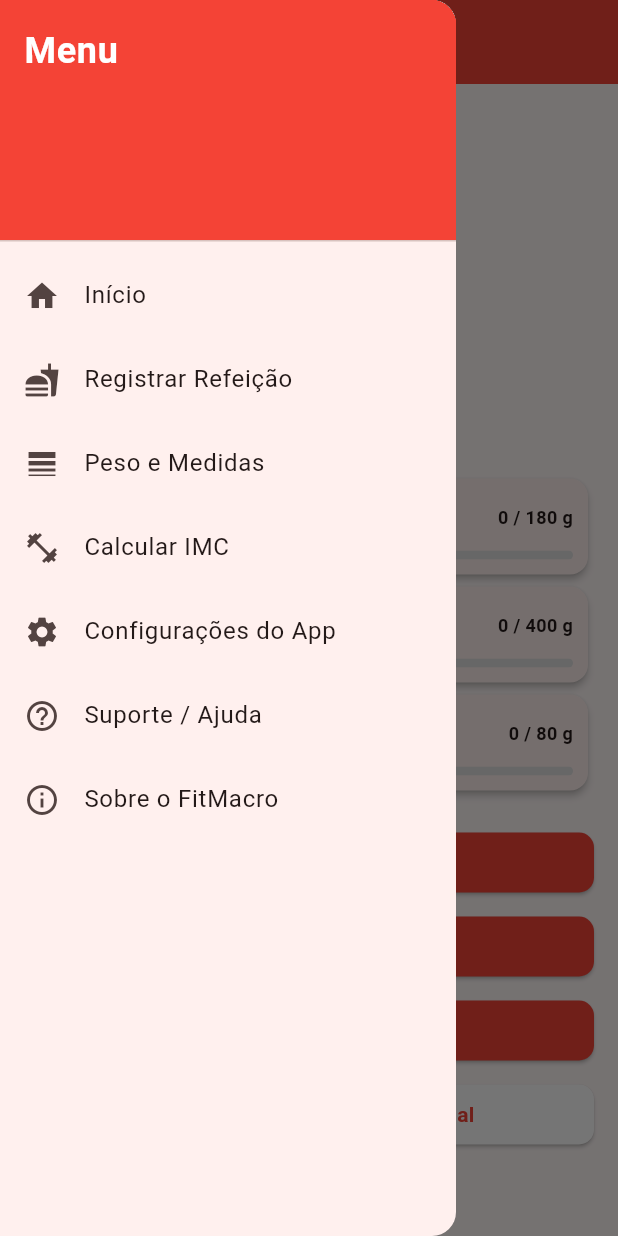
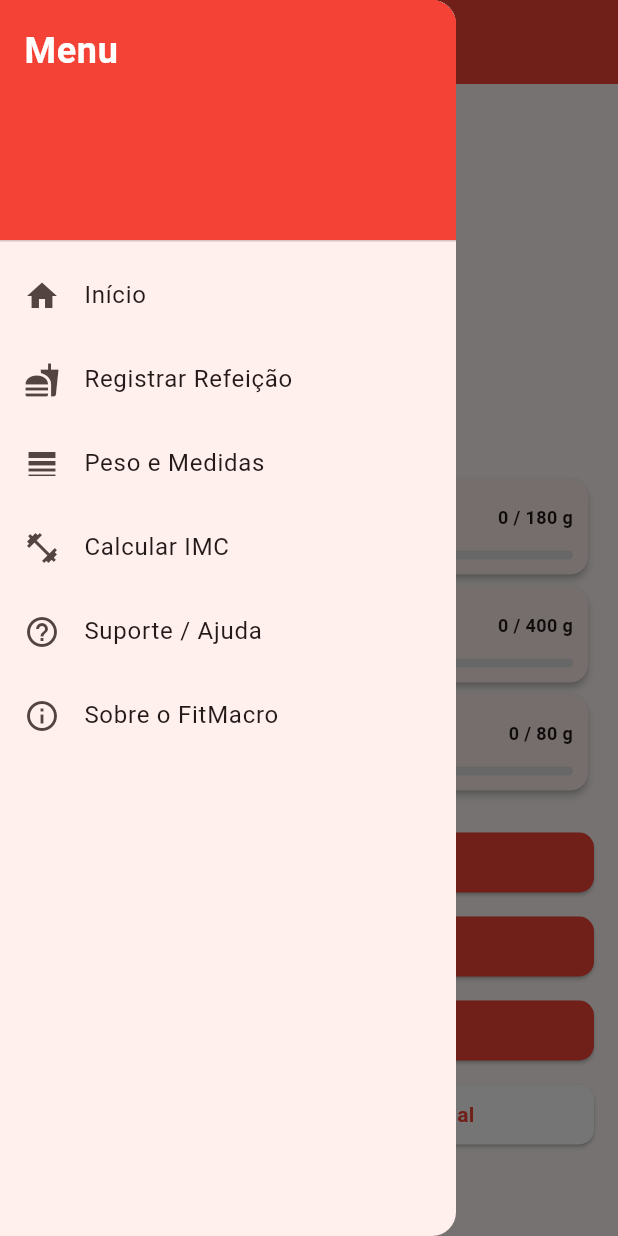
Before and after one commit to Elias-RDC/Fit_Macro-project, a Flutter app: the DashboardScreen screen opened directly, with the side drawer open, on a phone screen of 412 x 824 dp. Run offline on Flutter 3.47's test engine with Material 3 defaults, Android fonts, the phone set to English and light mode, and no system bars; drawn by our look-alikes of percent_indicator; our stand-ins replace google_fonts, sqflite; accounts and stored records are empty.

Commit message:
Update dashboard_screen.dart

```diff
--- a/lib/dashboard_screen.dart
+++ b/lib/dashboard_screen.dart
@@ -4,10 +4,10 @@ import 'package:percent_indicator/circular_percent_indicator.dart';
 import 'package:fit_macro/sobre.dart';
 import 'pesos_e_medidas.dart';
 import 'imc.dart';
-import 'configuracoes.dart';
 import 'suporte.dart';
 import 'database_helper.dart';
 import 'registrar_alimento.dart';
+import 'dart:math';
 
 class NutrientData {
   final double calorias;
@@ -75,7 +75,7 @@ class _DashboardScreenState extends State<DashboardScreen> {
     try {
       final soma = await db.getSomaTotalAlimentos();
 
-      // 🔹 Obtém a meta atual (prioriza Bulking como padrão)
+      // Obtem a meta atual (prioriza Bulking como padrão)
       final metaDados = await db.getPeso("Bulking");
 
       final metaCal = (metaDados?['meta_calorias'] ?? 3000.0) as double;
@@ -210,18 +210,18 @@ class _DashboardScreenState extends State<DashboardScreen> {
                     center: Column(
                       mainAxisAlignment: MainAxisAlignment.center,
                       children: [
-                        Text(
-                          "${d.metaCalorias > 0 ? ((d.calorias / d.metaCalorias) * 100).toStringAsFixed(0) : 0}%",
-                          style: const TextStyle(
-                              fontSize: 20,
-                              fontWeight: FontWeight.bold,
-                              color: Colors.black),
-                        ),
+                        Text("${d.metaCalorias > 0 ? min((d.calorias / d.metaCalorias) * 100, 100).toStringAsFixed(0):0}%",
+                        style: const TextStyle(
+                        fontSize: 20,
+                        fontWeight: FontWeight.bold,
+                        color: Colors.black,
+                      ),
+                    ),
                         const SizedBox(height: 4),
                         Text(
                           "${d.calorias.toStringAsFixed(0)} / ${d.metaCalorias.toStringAsFixed(0)} kcal",
                           style: const TextStyle(
-                              fontSize: 12, color: Colors.black54),
+                              fontSize: 13, color: Colors.black, fontWeight: FontWeight.bold),
                         ),
                       ],
                     ),
@@ -393,19 +393,6 @@ class AppDrawer extends StatelessWidget {
             },
           ),
           ListTile(
-            leading: const Icon(Icons.settings),
-            title: const Text('Configurações do App'),
-            onTap: () {
-              Navigator.pop(context);
-              Navigator.push(
-                context,
-                MaterialPageRoute(
-                    builder: (_) =>
-                        ConfiguracoesPage(onThemeChanged: (bool _) {})),
-              );
-            },
-          ),
-          ListTile(
             leading: const Icon(Icons.help_outline),
             title: const Text('Suporte / Ajuda'),
             onTap: () {
```
